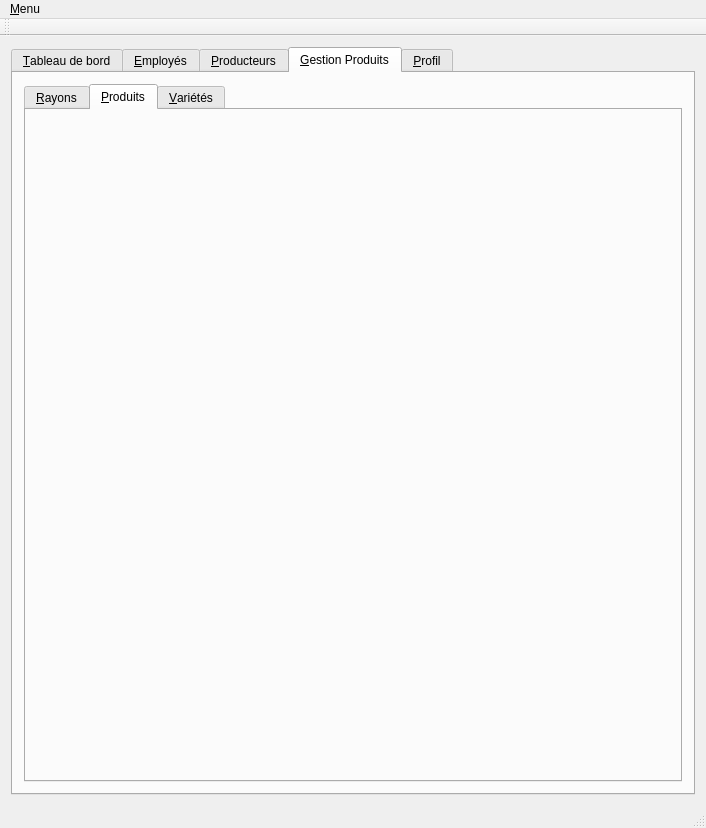
Before: the Qt Designer form mainwindow.ui in LouisVraie/circuitsCourtsBackOffice, drawn with Qt 5.
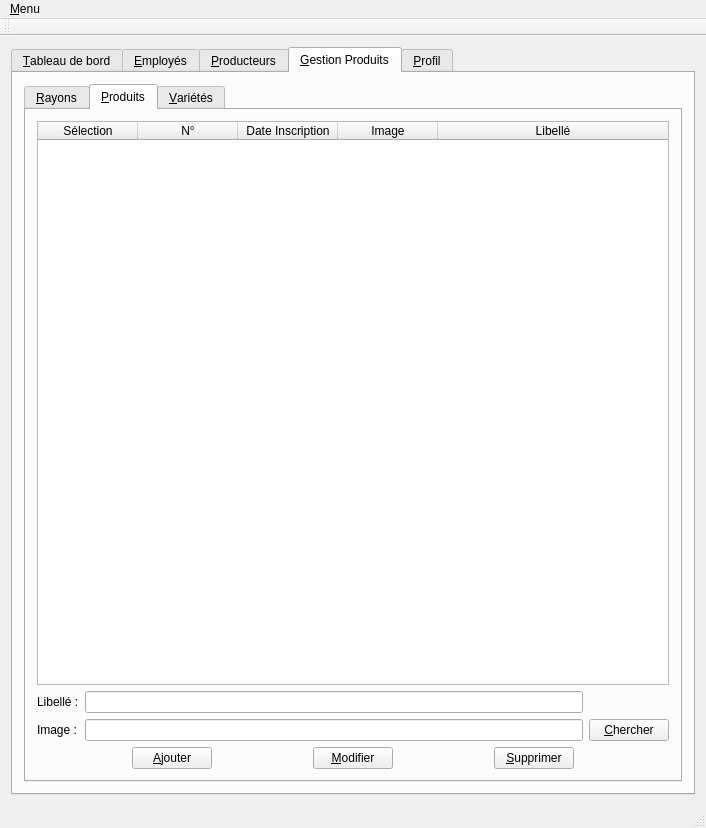
After: the same form once the commit is applied. The open tabs and pages were chosen to show the change. Icons and pictures are not drawn.

Commit message: + ui & afficherTableGestionProduitsProduits dans gestionProduits.cpp

```diff
--- a/mainwindow.ui
+++ b/mainwindow.ui
@@ -923,6 +923,160 @@
            <attribute name="title">
             <string>&amp;Produits</string>
            </attribute>
+           <layout class="QVBoxLayout" name="verticalLayout_12">
+            <item>
+             <widget class="QTableWidget" name="tableWidget_gestionProduitsProduits">
+              <property name="editTriggers">
+               <set>QAbstractItemView::NoEditTriggers</set>
+              </property>
+              <property name="selectionMode">
+               <enum>QAbstractItemView::SingleSelection</enum>
+              </property>
+              <property name="selectionBehavior">
+               <enum>QAbstractItemView::SelectRows</enum>
+              </property>
+              <attribute name="horizontalHeaderStretchLastSection">
+               <bool>true</bool>
+              </attribute>
+              <attribute name="verticalHeaderVisible">
+               <bool>false</bool>
+              </attribute>
+              <column>
+               <property name="text">
+                <string>Sélection</string>
+               </property>
+              </column>
+              <column>
+               <property name="text">
+                <string>N°</string>
+               </property>
+              </column>
+              <column>
+               <property name="text">
+                <string>Date Inscription</string>
+               </property>
+              </column>
+              <column>
+               <property name="text">
+                <string>Image</string>
+               </property>
+              </column>
+              <column>
+               <property name="text">
+                <string>Libellé</string>
+               </property>
+              </column>
+             </widget>
+            </item>
+            <item>
+             <layout class="QGridLayout" name="gridLayout_2">
+              <item row="0" column="0">
+               <widget class="QLabel" name="label_gestionProduitsProduitsLibelle">
+                <property name="text">
+                 <string>Libellé :</string>
+                </property>
+               </widget>
+              </item>
+              <item row="0" column="1">
+               <widget class="QLineEdit" name="lineEdit_gestionProduitsProduitsLibelle"/>
+              </item>
+              <item row="1" column="0">
+               <widget class="QLabel" name="label_gestionProduitsProduitsImage">
+                <property name="text">
+                 <string>Image :</string>
+                </property>
+               </widget>
+              </item>
+              <item row="1" column="1">
+               <widget class="QLineEdit" name="lineEdit_gestionProduitsProduitsImage"/>
+              </item>
+              <item row="1" column="2">
+               <widget class="QPushButton" name="pushButton_gestionProduitsProduitsImage">
+                <property name="text">
+                 <string>&amp;Chercher</string>
+                </property>
+               </widget>
+              </item>
+             </layout>
+            </item>
+            <item>
+             <layout class="QHBoxLayout" name="horizontalLayout_9">
+              <item>
+               <spacer name="horizontalSpacer_23">
+                <property name="orientation">
+                 <enum>Qt::Horizontal</enum>
+                </property>
+                <property name="sizeHint" stdset="0">
+                 <size>
+                  <width>40</width>
+                  <height>20</height>
+                 </size>
+                </property>
+               </spacer>
+              </item>
+              <item>
+               <widget class="QPushButton" name="pushButton_gestionProduitsProduitsAjouter">
+                <property name="text">
+                 <string>&amp;Ajouter</string>
+                </property>
+               </widget>
+              </item>
+              <item>
+               <spacer name="horizontalSpacer_24">
+                <property name="orientation">
+                 <enum>Qt::Horizontal</enum>
+                </property>
+                <property name="sizeHint" stdset="0">
+                 <size>
+                  <width>40</width>
+                  <height>20</height>
+                 </size>
+                </property>
+               </spacer>
+              </item>
+              <item>
+               <widget class="QPushButton" name="pushButton_gestionProduitsProduitsModifier">
+                <property name="text">
+                 <string>&amp;Modifier</string>
+                </property>
+               </widget>
+              </item>
+              <item>
+               <spacer name="horizontalSpacer_25">
+                <property name="orientation">
+                 <enum>Qt::Horizontal</enum>
+                </property>
+                <property name="sizeHint" stdset="0">
+                 <size>
+                  <width>40</width>
+                  <height>20</height>
+                 </size>
+                </property>
+               </spacer>
+              </item>
+              <item>
+               <widget class="QPushButton" name="pushButton_gestionProduitsProduitsSupprimer">
+                <property name="text">
+                 <string>&amp;Supprimer</string>
+                </property>
+               </widget>
+              </item>
+              <item>
+               <spacer name="horizontalSpacer_26">
+                <property name="orientation">
+                 <enum>Qt::Horizontal</enum>
+                </property>
+                <property name="sizeHint" stdset="0">
+                 <size>
+                  <width>40</width>
+                  <height>20</height>
+                 </size>
+                </property>
+               </spacer>
+              </item>
+             </layout>
+            </item>
+           </layout>
           </widget>
           <widget class="QWidget" name="tab_gestionProduitsVarietes">
            <attribute name="icon">
```
Left out of the diff: 27 changed lines with no effect on the pictures. The commit also changes 2 other files.
